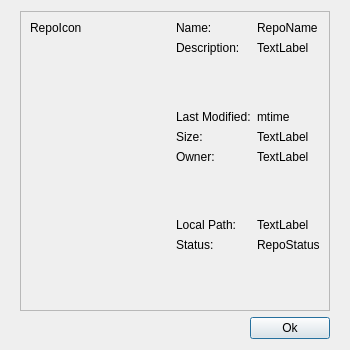
Old version of the form ui/repo-detail-dialog.ui in the repository haiwen/seafile-client.
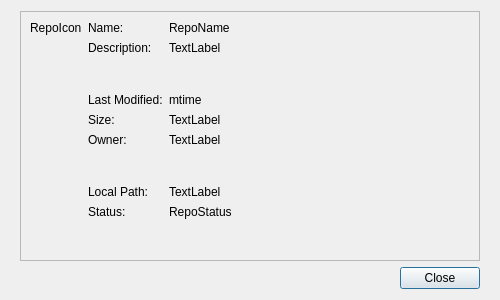
New version of the form.

```diff
--- a/ui/repo-detail-dialog.ui
+++ b/ui/repo-detail-dialog.ui
@@ -6,8 +6,8 @@
    <rect>
     <x>0</x>
     <y>0</y>
-    <width>350</width>
-    <height>350</height>
+    <width>500</width>
+    <height>300</height>
    </rect>
   </property>
   <property name="sizePolicy">
@@ -37,6 +37,12 @@
      <layout class="QHBoxLayout" name="horizontalLayout_2">
       <item>
        <widget class="QLabel" name="mRepoIcon">
+        <property name="sizePolicy">
+         <sizepolicy hsizetype="Fixed" vsizetype="Preferred">
+          <horstretch>0</horstretch>
+          <verstretch>0</verstretch>
+         </sizepolicy>
+        </property>
         <property name="text">
          <string>RepoIcon</string>
         </property>
@@ -234,7 +240,7 @@
      <item>
       <widget class="QPushButton" name="pushButton">
        <property name="text">
-        <string>Ok</string>
+        <string>Close</string>
        </property>
       </widget>
      </item>
```
